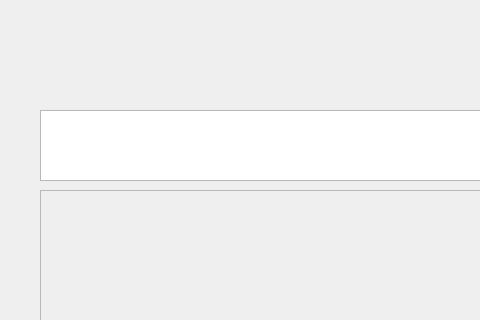
robedpixel/SmartMonitor-Python, file src/notewindow.ui: the form before one commit; both pictures show x 0 to 480 and y 0 to 320 of the 800 by 600 pixel window.
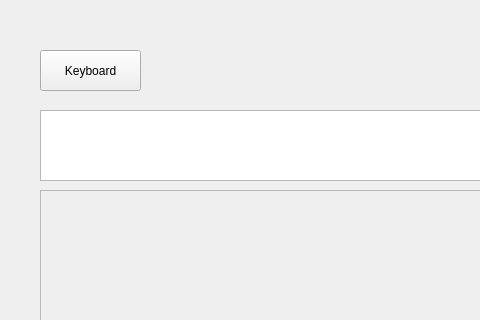
The form after the commit.

Commit message: added functionality to open matchbox keyboard

Patch:
```diff
--- a/src/notewindow.ui
+++ b/src/notewindow.ui
@@ -84,6 +84,19 @@
      </rect>
     </property>
    </widget>
+   <widget class="QPushButton" name="keyboardButton">
+    <property name="geometry">
+     <rect>
+      <x>40</x>
+      <y>50</y>
+      <width>101</width>
+      <height>41</height>
+     </rect>
+    </property>
+    <property name="text">
+     <string>Keyboard</string>
+    </property>
+   </widget>
   </widget>
   <widget class="QMenuBar" name="menubar">
    <property name="geometry">
```
The commit also changes 3 other files.
